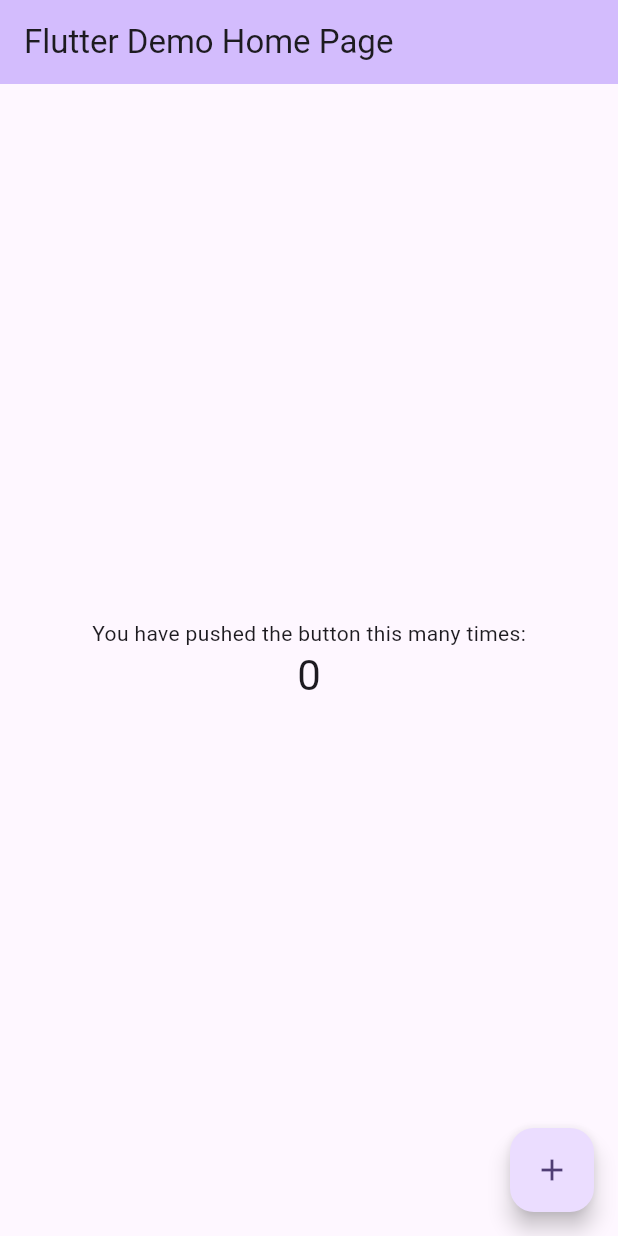
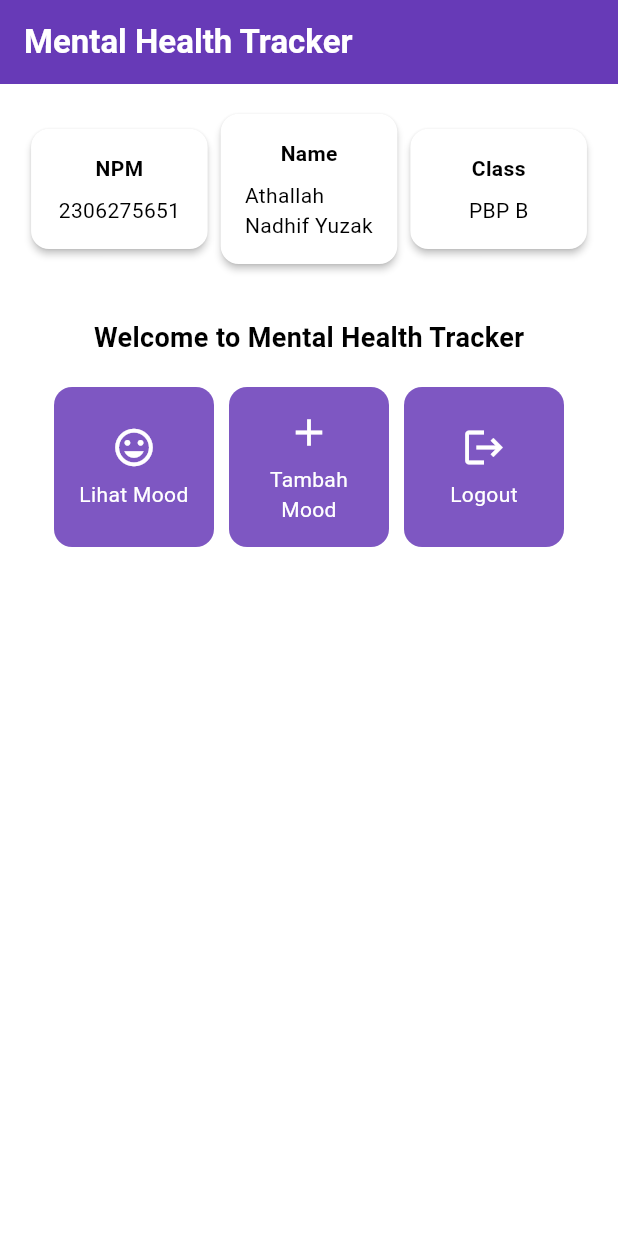
Before and after one commit to Athallah210505/mental-health-tracker-mobile, a Flutter app: the screen it shows after launch, on a phone screen of 412 x 824 dp. Run offline on Flutter 3.47's test engine with Material 3 defaults, Android fonts, the phone set to English and light mode, and no system bars.

Commit message:
complete tutorial 6

```diff
--- a/lib/main.dart
+++ b/lib/main.dart
@@ -1,4 +1,5 @@
 import 'package:flutter/material.dart';
+import 'package:mental_health_tracker/menu.dart';
 
 void main() {
   runApp(const MyApp());
@@ -28,98 +29,12 @@ class MyApp extends StatelessWidget {
         //
         // This works for code too, not just values: Most code changes can be
         // tested with just a hot reload.
-        colorScheme: ColorScheme.fromSeed(seedColor: Colors.deepPurple),
+         colorScheme: ColorScheme.fromSwatch(
+       primarySwatch: Colors.deepPurple,
+        ).copyWith(secondary: Colors.deepPurple[400]),
         useMaterial3: true,
       ),
-      home: const MyHomePage(title: 'Flutter Demo Home Page'),
+      home: MyHomePage(),
     );
   }
 }
-
-class MyHomePage extends StatefulWidget {
-  const MyHomePage({super.key, required this.title});
-
-  // This widget is the home page of your application. It is stateful, meaning
-  // that it has a State object (defined below) that contains fields that affect
-  // how it looks.
-
-  // This class is the configuration for the state. It holds the values (in this
-  // case the title) provided by the parent (in this case the App widget) and
-  // used by the build method of the State. Fields in a Widget subclass are
-  // always marked "final".
-
-  final String title;
-
-  @override
-  State<MyHomePage> createState() => _MyHomePageState();
-}
-
-class _MyHomePageState extends State<MyHomePage> {
-  int _counter = 0;
-
-  void _incrementCounter() {
-    setState(() {
-      // This call to setState tells the Flutter framework that something has
-      // changed in this State, which causes it to rerun the build method below
-      // so that the display can reflect the updated values. If we changed
-      // _counter without calling setState(), then the build method would not be
-      // called again, and so nothing would appear to happen.
-      _counter++;
-    });
-  }
-
-  @override
-  Widget build(BuildContext context) {
-    // This method is rerun every time setState is called, for instance as done
-    // by the _incrementCounter method above.
-    //
-    // The Flutter framework has been optimized to make rerunning build methods
-    // fast, so that you can just rebuild anything that needs updating rather
-    // than having to individually change instances of widgets.
-    return Scaffold(
-      appBar: AppBar(
-        // TRY THIS: Try changing the color here to a specific color (to
-        // Colors.amber, perhaps?) and trigger a hot reload to see the AppBar
-        // change color while the other colors stay the same.
-        backgroundColor: Theme.of(context).colorScheme.inversePrimary,
-        // Here we take the value from the MyHomePage object that was created by
-        // the App.build method, and use it to set our appbar title.
-        title: Text(widget.title),
-      ),
-      body: Center(
-        // Center is a layout widget. It takes a single child and positions it
-        // in the middle of the parent.
-        child: Column(
-          // Column is also a layout widget. It takes a list of children and
-          // arranges them vertically. By default, it sizes itself to fit its
-          // children horizontally, and tries to be as tall as its parent.
-          //
-          // Column has various properties to control how it sizes itself and
-          // how it positions its children. Here we use mainAxisAlignment to
-          // center the children vertically; the main axis here is the vertical
-          // axis because Columns are vertical (the cross axis would be
-          // horizontal).
-          //
-          // TRY THIS: Invoke "debug painting" (choose the "Toggle Debug Paint"
-          // action in the IDE, or press "p" in the console), to see the
-          // wireframe for each widget.
-          mainAxisAlignment: MainAxisAlignment.center,
-          children: <Widget>[
-            const Text(
-              'You have pushed the button this many times:',
-            ),
-            Text(
-              '$_counter',
-              style: Theme.of(context).textTheme.headlineMedium,
-            ),
-          ],
-        ),
-      ),
-      floatingActionButton: FloatingActionButton(
-        onPressed: _incrementCounter,
-        tooltip: 'Increment',
-        child: const Icon(Icons.add),
-      ), // This trailing comma makes auto-formatting nicer for build methods.
-    );
-  }
-}
--- /dev/null
+++ b/lib/menu.dart
@@ -0,0 +1,196 @@
+import 'package:flutter/material.dart';
+class MyHomePage extends StatelessWidget {
+  MyHomePage({super.key});
+  final String npm = '2306275651'; // NPM
+  final String name = 'Athallah Nadhif Yuzak'; // Nama
+  final String className = 'PBP B'; // Kelas
+
+  // This widget is the home page of your application. It is stateful, meaning
+  // that it has a State object (defined below) that contains fields that affect
+  // how it looks.
+
+  // This class is the configuration for the state. It holds the values (in this
+  // case the title) provided by the parent (in this case the App widget) and
+  // used by the build method of the State. Fields in a Widget subclass are
+  // always marked "final".
+
+final List<ItemHomepage> items = [
+         ItemHomepage("Lihat Mood", Icons.mood),
+         ItemHomepage("Tambah Mood", Icons.add),
+         ItemHomepage("Logout", Icons.logout),
+     ];
+
+  @override
+  Widget build(BuildContext context) {
+    // Scaffold menyediakan struktur dasar halaman dengan AppBar dan body.
+    return Scaffold(
+      // AppBar adalah bagian atas halaman yang menampilkan judul.
+      appBar: AppBar(
+        // Judul aplikasi "Mental Health Tracker" dengan teks putih dan tebal.
+        title: const Text(
+          'Mental Health Tracker',
+          style: TextStyle(
+            color: Colors.white,
+            fontWeight: FontWeight.bold,
+          ),
+        ),
+        // Warna latar belakang AppBar diambil dari skema warna tema aplikasi.
+        backgroundColor: Theme.of(context).colorScheme.primary,
+      ),
+      // Body halaman dengan padding di sekelilingnya.
+      body: Padding(
+        padding: const EdgeInsets.all(16.0),
+        // Menyusun widget secara vertikal dalam sebuah kolom.
+        child: Column(
+          crossAxisAlignment: CrossAxisAlignment.center,
+          children: [
+            // Row untuk menampilkan 3 InfoCard secara horizontal.
+            Row(
+              mainAxisAlignment: MainAxisAlignment.spaceEvenly,
+              children: [
+                InfoCard(title: 'NPM', content: npm),
+                InfoCard(title: 'Name', content: name),
+                InfoCard(title: 'Class', content: className),
+              ],
+            ),
+
+            // Memberikan jarak vertikal 16 unit.
+            const SizedBox(height: 16.0),
+
+            // Menempatkan widget berikutnya di tengah halaman.
+            Center(
+              child: Column(
+                // Menyusun teks dan grid item secara vertikal.
+
+                children: [
+                  // Menampilkan teks sambutan dengan gaya tebal dan ukuran 18.
+                  const Padding(
+                    padding: EdgeInsets.only(top: 16.0),
+                    child: Text(
+                      'Welcome to Mental Health Tracker',
+                      style: TextStyle(
+                        fontWeight: FontWeight.bold,
+                        fontSize: 18.0,
+                      ),
+                    ),
+                  ),
+
+                  // Grid untuk menampilkan ItemCard dalam bentuk grid 3 kolom.
+                  GridView.count(
+                    primary: true,
+                    padding: const EdgeInsets.all(20),
+                    crossAxisSpacing: 10,
+                    mainAxisSpacing: 10,
+                    crossAxisCount: 3,
+                    // Agar grid menyesuaikan tinggi kontennya.
+                    shrinkWrap: true,
+
+                    // Menampilkan ItemCard untuk setiap item dalam list items.
+                    children: items.map((ItemHomepage item) {
+                      return ItemCard(item);
+                    }).toList(),
+                  ),
+                ],
+              ),
+            ),
+          ],
+        ),
+      ),
+    );
+  }
+}
+
+
+class InfoCard extends StatelessWidget {
+  // Kartu informasi yang menampilkan title dan content.
+
+  final String title;  // Judul kartu.
+  final String content;  // Isi kartu.
+
+  const InfoCard({super.key, required this.title, required this.content});
+
+  @override
+  Widget build(BuildContext context) {
+    return Card(
+      // Membuat kotak kartu dengan bayangan dibawahnya.
+      elevation: 2.0,
+      child: Container(
+        // Mengatur ukuran dan jarak di dalam kartu.
+        width: MediaQuery.of(context).size.width / 3.5, // menyesuaikan dengan lebar device yang digunakan.
+        padding: const EdgeInsets.all(16.0),
+        // Menyusun title dan content secara vertikal.
+        child: Column(
+          children: [
+            Text(
+              title,
+              style: const TextStyle(fontWeight: FontWeight.bold),
+            ),
+            const SizedBox(height: 8.0),
+            Text(content),
+          ],
+        ),
+      ),
+    );
+  }
+}
+ class ItemHomepage {
+     final String name;
+     final IconData icon;
+
+     ItemHomepage(this.name, this.icon);
+ }
+
+
+class ItemCard extends StatelessWidget {
+  // Menampilkan kartu dengan ikon dan nama.
+
+  final ItemHomepage item;
+
+  const ItemCard(this.item, {super.key});
+
+  @override
+  Widget build(BuildContext context) {
+    return Material(
+      // Menentukan warna latar belakang dari tema aplikasi.
+      color: Theme.of(context).colorScheme.secondary,
+      // Membuat sudut kartu melengkung.
+      borderRadius: BorderRadius.circular(12),
+
+      child: InkWell(
+        // Aksi ketika kartu ditekan.
+        onTap: () {
+          // Menampilkan pesan SnackBar saat kartu ditekan.
+          ScaffoldMessenger.of(context)
+            ..hideCurrentSnackBar()
+            ..showSnackBar(
+              SnackBar(content: Text("Kamu telah menekan tombol ${item.name}!"))
+            );
+        },
+        // Container untuk menyimpan Icon dan Text
+        child: Container(
+          padding: const EdgeInsets.all(8),
+          child: Center(
+            child: Column(
+              // Menyusun ikon dan teks di tengah kartu.
+              mainAxisAlignment: MainAxisAlignment.center,
+              children: [
+                Icon(
+                  item.icon,
+                  color: Colors.white,
+                  size: 30.0,
+                ),
+                const Padding(padding: EdgeInsets.all(3)),
+                Text(
+                  item.name,
+                  textAlign: TextAlign.center,
+                  style: const TextStyle(color: Colors.white),
+                ),
+              ],
+            ),
+          ),
+        ),
+      ),
+    );
+  }
+
+}
```
